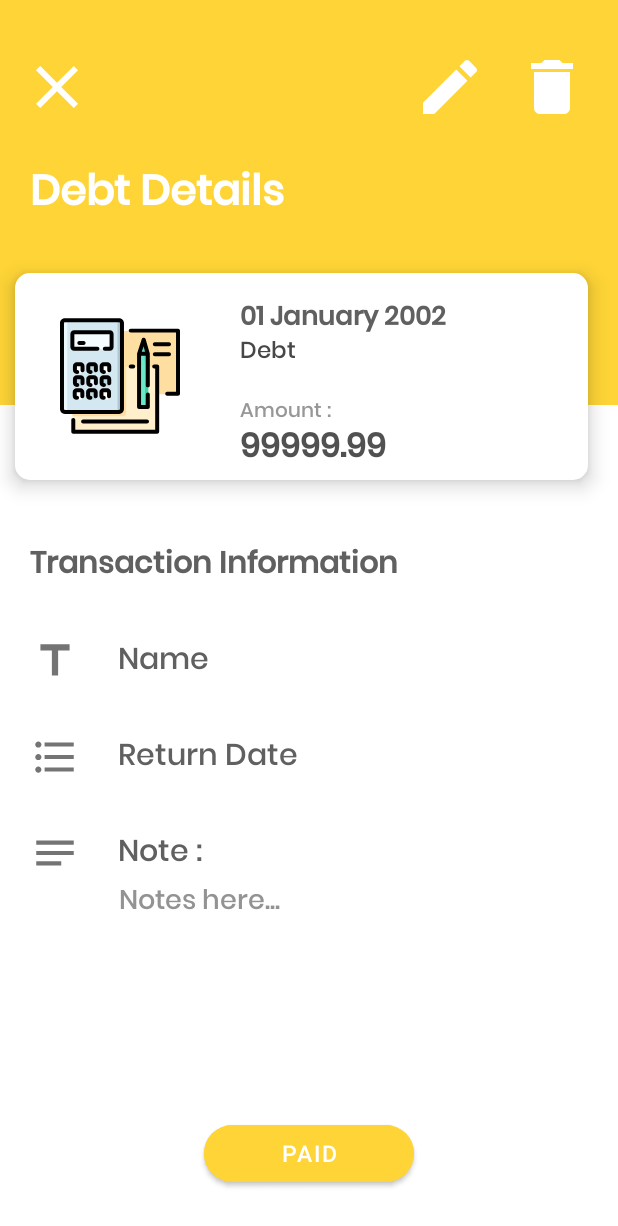
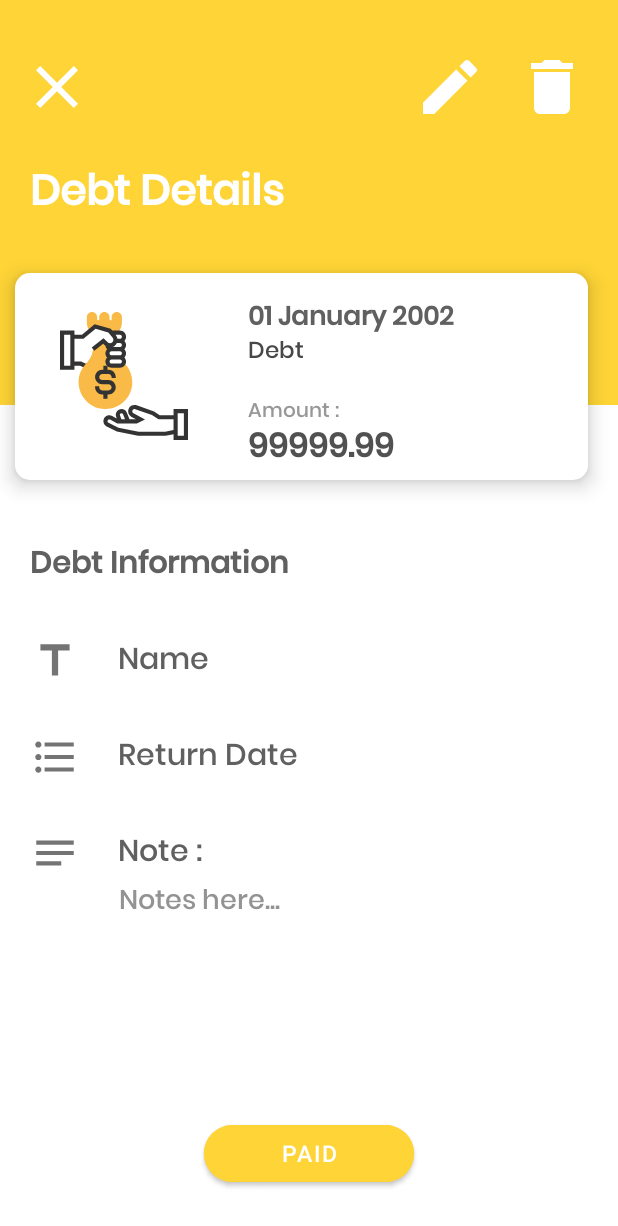
Before and after one commit to Vidusha-Jayaweera/MAD_Qapital, an Android app: the DebtDetailsActivity screen opened directly, with no data from a screen before it, on a phone screen of 412 x 824 dp. Shown: the top 1226 px of the screen. Run offline under Robolectric (Android 15) with nearby library versions, the phone set to English and light mode, and no system bars.

Commit message:
Some UI changes including datepicker

```diff
--- /dev/null
+++ b/app/src/main/res/drawable/loan_svgrepo_com.xml
@@ -0,0 +1,24 @@
+<vector xmlns:android="http://schemas.android.com/apk/res/android"
+    android:width="800dp"
+    android:height="800dp"
+    android:viewportWidth="300.16"
+    android:viewportHeight="300.16">
+  <path
+      android:pathData="M135.56,48.4L82.3,33.9L69.22,44.78c-4.11,-6.16 -6.28,-13.33 -6.28,-20.74V12.11c0,-6.68 5.43,-12.1 12.1,-12.1c6.68,0 12.1,5.43 12.1,12.1v4.84c0,1.33 1.09,2.42 2.42,2.42s2.42,-1.09 2.42,-2.42v-4.84c0,-6.68 5.43,-12.1 12.1,-12.1s12.1,5.43 12.1,12.1v4.84c0,1.33 1.09,2.42 2.42,2.42s2.42,-1.09 2.42,-2.42v-4.84c0,-6.68 5.43,-12.1 12.1,-12.1c6.68,0 12.1,5.43 12.1,12.1v11.93c0,7.4 -2.17,14.58 -6.28,20.74L135.56,48.4z"
+      android:fillColor="#F9BA48"/>
+  <path
+      android:pathData="M59.24,121.02l-9.68,-4.84H33.89V43.56H0v91.98h33.89v-9.68H47.27l9.68,4.84h5.98v-9.68L59.24,121.02L59.24,121.02zM24.21,125.86H9.68v-72.62h14.52v72.62H24.21z"
+      android:fillColor="#333333"/>
+  <path
+      android:pathData="M106.54,227.55c-0.88,0 -1.75,-0.01 -2.63,-0.05c-32.68,-1.32 -59.75,-29.01 -60.33,-61.74c-0.31,-16.88 6.01,-32.84 17.78,-44.94c10.38,-10.68 16.1,-23.99 16.1,-37.49l24.21,-15.55l9.68,9.68v48.39h33.89l5.67,-5.83c11.96,11.89 18.54,27.72 18.54,44.58c0,17.29 -6.87,33.42 -19.35,45.4C138.27,221.38 122.88,227.55 106.54,227.55z"
+      android:fillColor="#F9BA48"/>
+  <path
+      android:pathData="M130.71,154.91v-2.4c0,-9.34 -7.6,-16.96 -16.94,-16.96h-2.42v-9.68h-9.68v9.68h-2.42c-9.34,0 -16.94,7.6 -16.94,16.94c0,9.34 7.6,16.94 16.94,16.94h14.52c4,0 7.26,3.26 7.26,7.26s-3.26,7.26 -7.26,7.26H99.25c-4,0 -7.26,-3.24 -7.26,-7.24v-2.44h-9.68v2.44c0,9.34 7.6,16.92 16.94,16.92h2.42v9.68h9.68v-9.68h2.42c9.34,0 16.94,-7.6 16.94,-16.94c0,-9.34 -7.6,-16.94 -16.94,-16.94H99.25c-4,0 -7.26,-3.26 -7.26,-7.26s3.26,-7.26 7.26,-7.26h14.52c4,0 7.26,3.28 7.26,7.28v2.4L130.71,154.91L130.71,154.91z"
+      android:fillColor="#333333"/>
+  <path
+      android:pathData="M151.15,67.79c2.32,-2.58 3.78,-5.96 3.78,-9.69c0,-8.01 -6.52,-14.53 -14.52,-14.53h-18.02l-3.37,-4.21L81.17,28.53L51.5,53.24H29.05v9.68h25.96l28.43,-23.68l29.94,8.56l10.19,12.73c1.35,1.68 1.94,3.8 1.67,5.93c-0.27,2.14 -1.38,4.04 -3.1,5.33c-3.12,2.34 -7.56,2.03 -10.33,-0.74l-9.77,-9.77L74.44,83.37l6.05,7.56l20.82,-16.66l3.64,3.64c0.53,0.53 1.13,0.97 1.71,1.42c0.35,3.53 1.64,5.61 3.62,7.8c-2.32,2.58 -3.78,5.95 -3.78,9.69s1.46,7.11 3.78,9.68c-2.32,2.58 -3.78,5.94 -3.78,9.67c0,8.02 6.52,14.52 14.52,14.52h19.36c8.01,0 14.52,-6.51 14.52,-14.51c0,-3.73 -1.46,-7.1 -3.78,-9.68c2.32,-2.58 3.78,-5.95 3.78,-9.68c0,-3.74 -1.46,-7.11 -3.78,-9.68c2.32,-2.58 3.78,-5.95 3.78,-9.68C154.92,73.73 153.46,70.36 151.15,67.79zM140.4,121.02h-19.36c-2.67,0 -4.84,-2.17 -4.84,-4.84c0,-2.67 2.17,-4.84 4.84,-4.84h19.36c2.67,0 4.84,2.17 4.84,4.84C145.24,118.85 143.07,121.02 140.4,121.02zM140.4,101.66h-19.36c-2.67,0 -4.84,-2.17 -4.84,-4.84c0,-2.67 2.17,-4.84 4.84,-4.84h19.36c2.67,0 4.84,2.17 4.84,4.84C145.24,99.48 143.07,101.66 140.4,101.66zM140.4,82.29H122.46c1.93,-0.58 3.8,-1.48 5.48,-2.74c2.44,-1.83 4.24,-4.24 5.44,-6.94h7.01c2.67,0 4.84,2.17 4.84,4.84S143.07,82.29 140.4,82.29zM140.4,62.93h-5.68c-0.44,-3.05 -1.61,-5.95 -3.6,-8.44l-1,-1.24h10.27c2.67,0 4.84,2.17 4.84,4.84C145.24,60.75 143.07,62.93 140.4,62.93z"
+      android:fillColor="#333333"/>
+  <path
+      android:pathData="M266.27,227.53v14.52h-32.42l-13.3,-8.87l-40.8,-14.47c-3.88,-1.37 -8.05,-1.09 -11.72,0.77c-3.67,1.86 -6.35,5.06 -7.55,9c-2.07,6.82 1,14.2 7.3,17.55l10.48,5.57l-15.24,0.05l-6.26,-15.67c-2.06,-5.13 -6.97,-8.45 -12.51,-8.45c-4.32,0 -8.41,2.1 -10.93,5.61c-2.52,3.52 -3.2,8.06 -1.83,12.15l1.47,4.35l-10.62,-5.8c-3.38,-1.85 -7.42,-2.21 -11.07,-0.98c-3.65,1.22 -6.66,3.94 -8.25,7.45c-3.11,6.86 -0.25,14.86 6.51,18.19l23.9,11.79l49.6,10.09l64.36,0.09l18.89,-3.78v13.46h33.89v-72.62L266.27,227.53L266.27,227.53zM141.17,238.79c1.63,-2.27 5.55,-1.79 6.58,0.8l4.84,12.1l-8.72,0.03l-3.2,-9.52C140.27,241.03 140.46,239.79 141.17,238.79zM246.43,280.79h-61.98l-47.32,-9.47l-23.33,-11.51c-2.05,-1.01 -2.92,-3.44 -1.98,-5.52c0.49,-1.08 1.38,-1.88 2.5,-2.26c1.12,-0.39 2.32,-0.28 3.36,0.3l16.63,9.09h45.95l19.1,-9.55l-27.06,-14.38c-2.22,-1.18 -3.3,-3.78 -2.58,-6.19c0.42,-1.39 1.37,-2.52 2.66,-3.18c1.29,-0.66 2.76,-0.75 4.13,-0.28l39.15,13.73l15.23,10.16h35.36v25.08L246.43,280.79zM290.48,290.47h-14.52v-53.25h14.52V290.47z"
+      android:fillColor="#333333"/>
+</vector>
--- a/app/src/main/res/layout/activity_debt_details.xml
+++ b/app/src/main/res/layout/activity_debt_details.xml
@@ -89,11 +89,11 @@
         android:orientation="horizontal">
 
         <ImageView
-            android:layout_width="80dp"
-            android:layout_height="80dp"
+            android:layout_width="85dp"
+            android:layout_height="85dp"
             android:layout_gravity="center_vertical"
             android:layout_marginStart="30dp"
-            android:src="@drawable/ic_calc_note_svgrepo_com" />
+            android:src="@drawable/loan_svgrepo_com" />
 
         <RelativeLayout
             android:layout_width="match_parent"
--- a/app/src/main/res/layout/activity_debt_insertion.xml
+++ b/app/src/main/res/layout/activity_debt_insertion.xml
@@ -174,7 +174,7 @@
                 android:layout_marginTop="20dp">
 
                 <EditText
-                    android:id="@+id/date"
+                    android:id="@+id/borrowedDate"
                     android:layout_width="match_parent"
                     android:layout_height="match_parent"
                     android:layout_below="@+id/name"
@@ -202,7 +202,7 @@
                     android:id="@+id/returnDate"
                     android:layout_width="match_parent"
                     android:layout_height="match_parent"
-                    android:layout_below="@+id/date"
+                    android:layout_below="@+id/borrowedDate"
                     android:drawableLeft="@drawable/ic_baseline_calendar_month_24"
                     android:drawablePadding="8dp"
                     android:ems="10"
--- a/app/src/main/res/layout/activity_debt_update.xml
+++ b/app/src/main/res/layout/activity_debt_update.xml
@@ -68,7 +68,7 @@
             android:layout_marginTop="20dp">
 
             <EditText
-                android:id="@+id/dateUpdate"
+                android:id="@+id/borrowedDateUpdate"
                 android:layout_width="match_parent"
                 android:layout_height="wrap_content"
                 android:layout_below="@+id/categoryTIL"
@@ -96,7 +96,7 @@
                 android:id="@+id/returnDateUpdate"
                 android:layout_width="match_parent"
                 android:layout_height="wrap_content"
-                android:layout_below="@+id/dateUpdate"
+                android:layout_below="@+id/borrowedDateUpdate"
                 android:drawableLeft="@drawable/ic_baseline_calendar_month_24"
                 android:drawablePadding="8dp"
                 android:ems="10"
--- a/app/src/main/res/values/strings.xml
+++ b/app/src/main/res/values/strings.xml
@@ -16,7 +16,7 @@
     <string name="txt_transaction_type">Debt</string>
     <string name="txt_transaction_amount">Amount : </string>
     <string name="transaction_amount_details">99999.99</string>
-    <string name="txt_transaction_information">Transaction Information</string>
+    <string name="txt_transaction_information">Debt Information</string>
     <string name="edt_borrowed_date">Borrowed Date</string>
     <string name="edt_return_date">Return Date</string>
     <string name="btn_paid">Paid</string>
```
Also changed, not shown: app/src/main/java/com/example/qapital/DebtInsertionActivity.kt (+51 -0 lines), app/src/main/java/com/example/qapital/DebtUpdateActivity.kt (+51 -0 lines).
